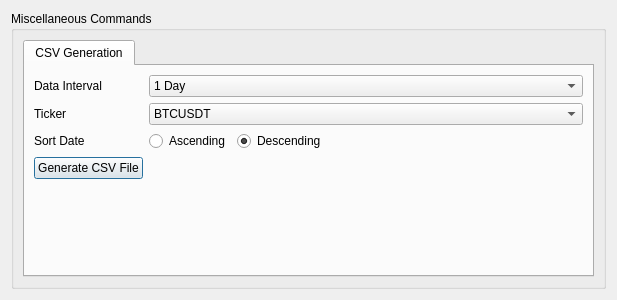
This is UI/otherCommands.ui in ZENALC/algobot as Qt 5 draws it before an edit. The edited form follows.
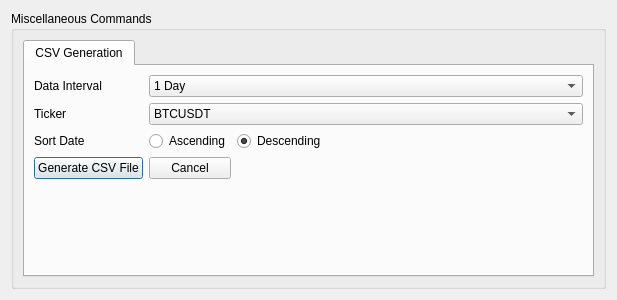
This is the edited form.

Commit message: fixed profit percentage bug

Diff of the .ui file:
```diff
--- a/UI/otherCommands.ui
+++ b/UI/otherCommands.ui
@@ -215,6 +215,13 @@
             </property>
            </widget>
           </item>
+          <item row="3" column="1">
+           <widget class="QPushButton" name="cancelButton">
+            <property name="text">
+             <string>Cancel</string>
+            </property>
+           </widget>
+          </item>
          </layout>
         </widget>
        </widget>
```
Left out of the diff: 2 changed lines with no effect on the pictures. The commit also changes 2 other files.
